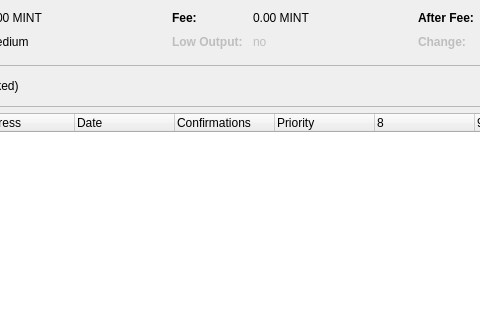
Above: src/qt/forms/coincontroldialog.ui from MintcoinCommunity/Mintcoin-Desktop-Wallet before the change; both pictures show x 337 to 817 and y 0 to 320 of the 1000 by 500 pixel window. Below: the same form after it.
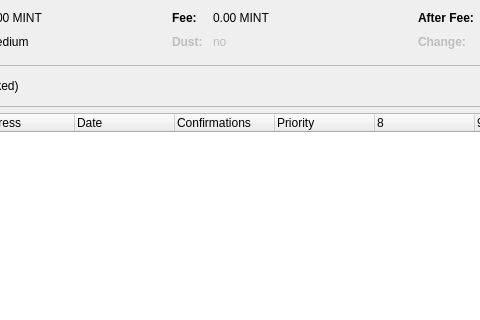
That is the form after the change. Custom widgets are drawn as their Qt base class.

The edit to the form file:
```diff
--- a/src/qt/forms/coincontroldialog.ui
+++ b/src/qt/forms/coincontroldialog.ui
@@ -225,7 +225,7 @@
           </font>
          </property>
          <property name="text">
-          <string>Low Output:</string>
+          <string>Dust:</string>
          </property>
         </widget>
        </item>
```
